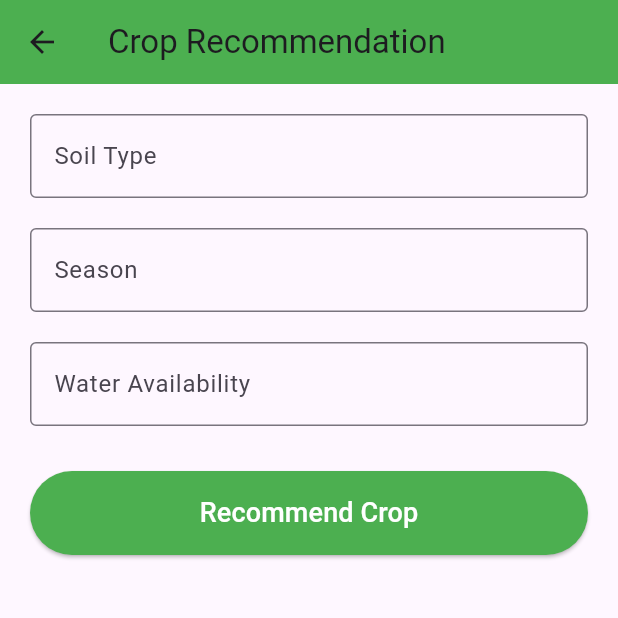
After one commit to Radhakumari718/Krishi-Mitra, a Flutter app: the FarmerDashboard screen opened directly, after a tap on "Crop Recommendation", on a phone screen of 412 x 824 dp, the top half of it. The commit adds this screen. Run offline on Flutter 3.47's test engine with Material 3 defaults, Android fonts, the phone set to English and light mode, and no system bars.

Commit message:
Added crop recommendation screen and updated dashboard

```diff
--- /dev/null
+++ b/frontend/lib/screens/crop_recommendation_screen.dart
@@ -0,0 +1,140 @@
+import 'package:flutter/material.dart';
+
+class CropRecommendationScreen extends StatefulWidget {
+  const CropRecommendationScreen({super.key});
+
+  @override
+  State<CropRecommendationScreen> createState() =>
+      _CropRecommendationScreenState();
+}
+
+class _CropRecommendationScreenState
+    extends State<CropRecommendationScreen> {
+
+  final TextEditingController soilController =
+      TextEditingController();
+
+  final TextEditingController seasonController =
+      TextEditingController();
+
+  final TextEditingController waterController =
+      TextEditingController();
+
+  String result = "";
+
+  void recommendCrop() {
+
+    String soil = soilController.text.toLowerCase();
+    String season = seasonController.text.toLowerCase();
+    String water = waterController.text.toLowerCase();
+
+    if (soil == "black" &&
+        season == "winter" &&
+        water == "high") {
+
+      result = "Recommended Crop: Wheat";
+
+    } else if (soil == "red" &&
+        season == "summer") {
+
+      result = "Recommended Crop: Groundnut";
+
+    } else {
+
+      result = "Recommended Crop: Rice";
+    }
+
+    setState(() {
+
+    });
+  }
+
+  @override
+  Widget build(BuildContext context) {
+
+    return Scaffold(
+
+      appBar: AppBar(
+        title: const Text("Crop Recommendation"),
+        backgroundColor: Colors.green,
+      ),
+
+      body: Padding(
+        padding: const EdgeInsets.all(20),
+
+        child: Column(
+
+          children: [
+
+            TextField(
+              controller: soilController,
+
+              decoration: const InputDecoration(
+                labelText: "Soil Type",
+                border: OutlineInputBorder(),
+              ),
+            ),
+
+            const SizedBox(height: 20),
+
+            TextField(
+              controller: seasonController,
+
+              decoration: const InputDecoration(
+                labelText: "Season",
+                border: OutlineInputBorder(),
+              ),
+            ),
+
+            const SizedBox(height: 20),
+
+            TextField(
+              controller: waterController,
+
+              decoration: const InputDecoration(
+                labelText: "Water Availability",
+                border: OutlineInputBorder(),
+              ),
+            ),
+
+            const SizedBox(height: 30),
+
+            SizedBox(
+              width: double.infinity,
+
+              child: ElevatedButton(
+                onPressed: recommendCrop,
+
+                style: ElevatedButton.styleFrom(
+                  backgroundColor: Colors.green,
+                  padding: const EdgeInsets.all(15),
+                ),
+
+                child: const Text(
+                  "Recommend Crop",
+                  style: TextStyle(
+                    color: Colors.white,
+                    fontSize: 18,
+                  ),
+                ),
+              ),
+            ),
+
+            const SizedBox(height: 30),
+
+            Text(
+              result,
+
+              style: const TextStyle(
+                fontSize: 22,
+                fontWeight: FontWeight.bold,
+                color: Colors.green,
+              ),
+            ),
+
+          ],
+        ),
+      ),
+    );
+  }
+}
--- a/frontend/lib/screens/farmer_dashboard.dart
+++ b/frontend/lib/screens/farmer_dashboard.dart
@@ -3,6 +3,7 @@ import 'login_screen.dart';
 import 'weather_screen.dart';
 import 'marketplace_screen.dart';
 import 'chatbot_screen.dart';
+import 'crop_recommendation_screen.dart';
 
 class FarmerDashboard extends StatelessWidget {
   const FarmerDashboard({super.key});
@@ -73,9 +74,25 @@ class FarmerDashboard extends StatelessWidget {
 
                 children: [
 
-                  dashboardCard(
-                    Icons.agriculture,
-                    "Crop Recommendation",
+                  GestureDetector(
+
+                    onTap: () {
+
+                      Navigator.push(
+                        context,
+
+                        MaterialPageRoute(
+                          builder: (context) =>
+                              const CropRecommendationScreen(),
+                        ),
+                      );
+
+                    },
+
+                    child: dashboardCard(
+                      Icons.agriculture,
+                      "Crop Recommendation",
+                    ),
                   ),
 
                   GestureDetector(
@@ -86,7 +103,8 @@ class FarmerDashboard extends StatelessWidget {
                         context,
 
                         MaterialPageRoute(
-                          builder: (context) => const WeatherScreen(),
+                          builder: (context) =>
+                              const WeatherScreen(),
                         ),
                       );
 
@@ -106,7 +124,8 @@ class FarmerDashboard extends StatelessWidget {
                         context,
 
                         MaterialPageRoute(
-                          builder: (context) => const MarketplaceScreen(),
+                          builder: (context) =>
+                              const MarketplaceScreen(),
                         ),
                       );
 
@@ -126,7 +145,8 @@ class FarmerDashboard extends StatelessWidget {
                         context,
 
                         MaterialPageRoute(
-                          builder: (context) => const ChatbotScreen(),
+                          builder: (context) =>
+                              const ChatbotScreen(),
                         ),
                       );
 
```
